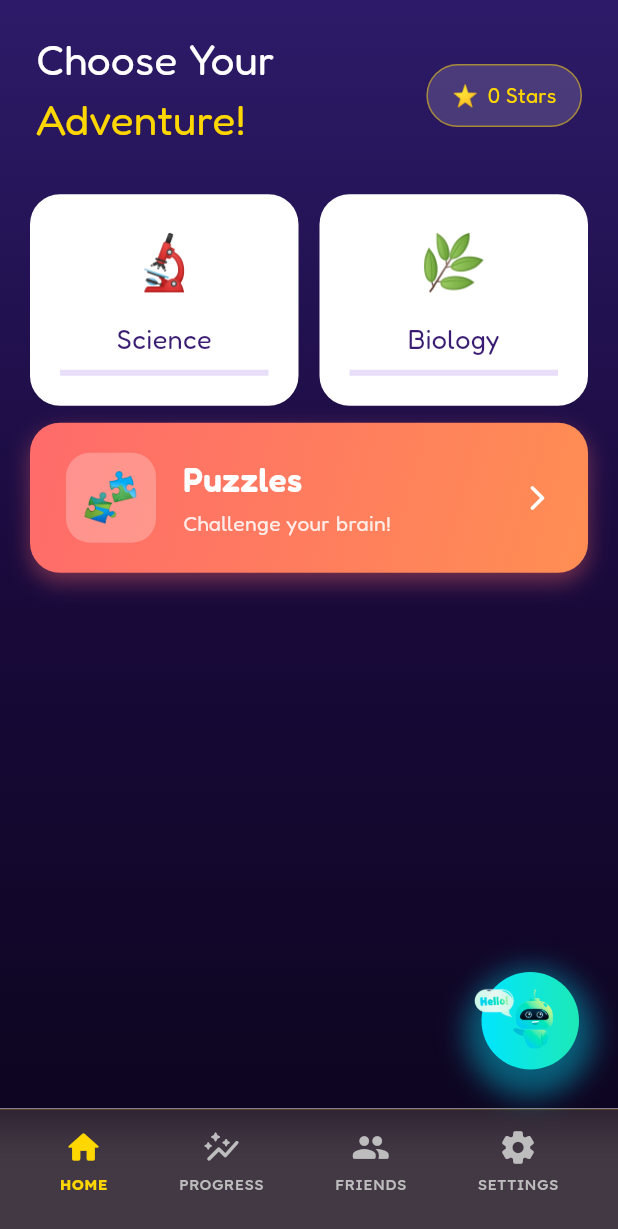
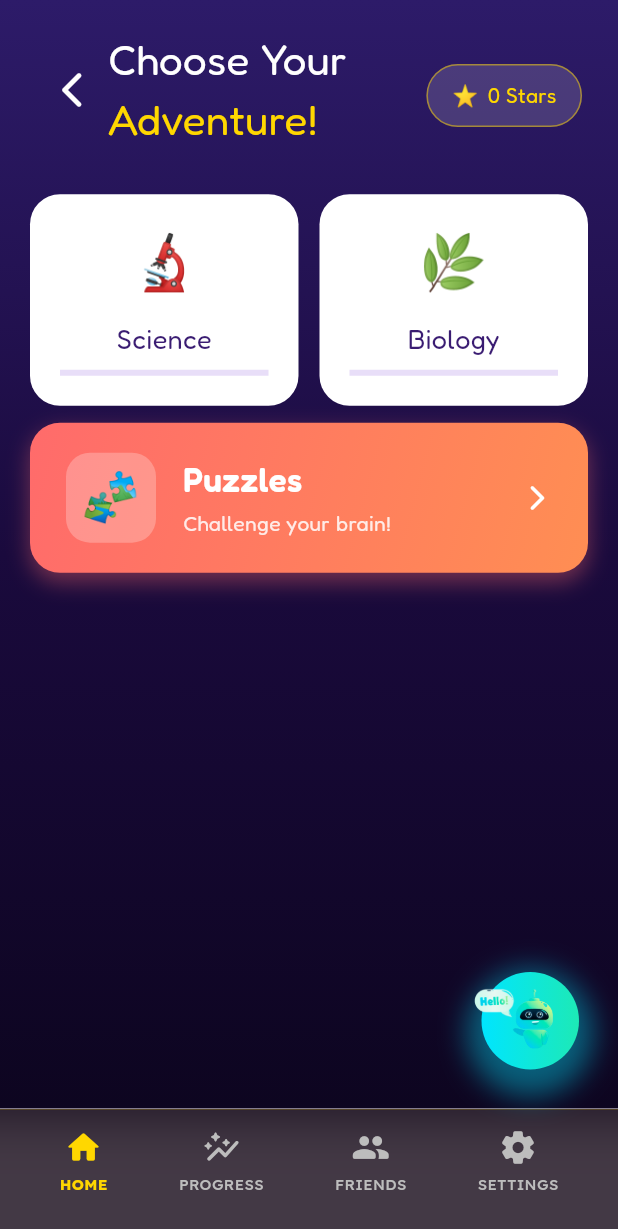
Before and after one commit to darkfighterk/Little_Minds_App, a Flutter app: the HomeView screen opened directly with empty values, on a phone screen of 412 x 824 dp. Shown: the top 1229 px of the screen. Run offline on Flutter 3.47's test engine with Material 3 defaults, Android fonts, the phone set to English and light mode, and no system bars; our stand-ins replace file_picker, google_fonts, image_picker, material_symbols_icons, share_plus, shared_preferences; missing offline and left inert: google_mlkit_text_recognition; accounts and stored records are empty; network calls fail.

Commit message:
implement back button for Quiz Arena (home_view.dart)

```diff
--- a/mind_app/lib/views/home_view.dart
+++ b/mind_app/lib/views/home_view.dart
@@ -204,7 +204,14 @@
 Row(
             mainAxisAlignment: MainAxisAlignment.spaceBetween,
             children: [
-              Column(
+              // --- ADDED: BACK BUTTON ---
+              IconButton(
+                icon: const Icon(Icons.arrow_back_ios_new_rounded, color: Colors.white, size: 28),
+                onPressed: () => Navigator.of(context).pop(),
+              ),
+              // --------------------------
+              Expanded( // Added Expanded to ensure text doesn't overflow
+                child: Column(
                   crossAxisAlignment: CrossAxisAlignment.start,
                   children: [
                     Text(
@@ -218,10 +225,11 @@
                       'Adventure!',
                       style: GoogleFonts.fredoka(
                         fontSize: 28,
-                      color: Color(0xFFFFD700),
+                        color: const Color(0xFFFFD700),
                       ),
                     ),
                   ],
+                ),
               ),
               AnimatedBuilder(
                 animation: _floatController,
@@ -248,7 +256,7 @@
                       Text(
                         '$totalStars Stars',
                         style: GoogleFonts.fredoka(
-                          color: Color(0xFFFFD700),
+                          color: const Color(0xFFFFD700),
                         ),
                       ),
                     ],
```
Lines whose indentation alone changed are shown as unchanged.
